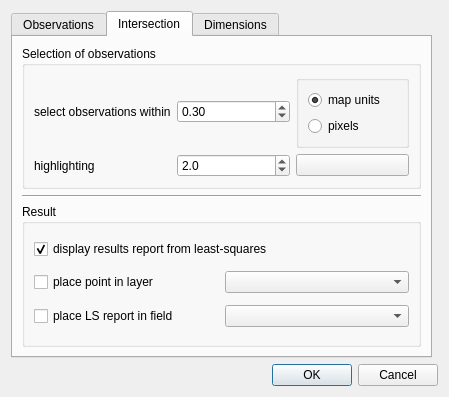
The window that ui_settings.ui (3nids/intersectit) describes before a commit, drawn with Qt 5.
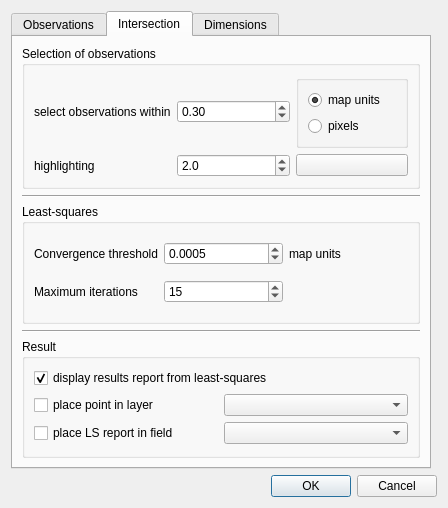
The same window after the commit. The open tabs and pages were chosen to show the change.

Commit message: added residuals calcuation, changed settings name

The edit to the form file:
```diff
--- a/ui_settings.ui
+++ b/ui_settings.ui
@@ -6,8 +6,8 @@
    <rect>
     <x>0</x>
     <y>0</y>
-    <width>449</width>
-    <height>397</height>
+    <width>448</width>
+    <height>508</height>
    </rect>
   </property>
   <property name="windowTitle">
@@ -178,7 +178,7 @@
          </layout>
         </widget>
        </item>
-       <item row="2" column="0">
+       <item row="4" column="0">
         <widget class="QGroupBox" name="resultGroup">
          <property name="title">
           <string>Result</string>
@@ -217,13 +217,73 @@
          </layout>
         </widget>
        </item>
-       <item row="1" column="0">
+       <item row="3" column="0">
         <widget class="Line" name="line_4">
          <property name="orientation">
           <enum>Qt::Horizontal</enum>
          </property>
         </widget>
        </item>
+       <item row="2" column="0">
+        <widget class="QGroupBox" name="groupBox_2">
+         <property name="title">
+          <string>Least-squares</string>
+         </property>
+         <layout class="QGridLayout" name="gridLayout_5">
+          <item row="0" column="0">
+           <widget class="QLabel" name="label_5">
+            <property name="text">
+             <string>Convergence threshold</string>
+            </property>
+           </widget>
+          </item>
+          <item row="0" column="1">
+           <widget class="QDoubleSpinBox" name="threshBox">
+            <property name="decimals">
+             <number>4</number>
+            </property>
+            <property name="maximum">
+             <double>1.000000000000000</double>
+            </property>
+            <property name="singleStep">
+             <double>0.010000000000000</double>
+            </property>
+            <property name="value">
+             <double>0.000500000000000</double>
+            </property>
+           </widget>
+          </item>
+          <item row="1" column="1">
+           <widget class="QSpinBox" name="maxIterBox">
+            <property name="value">
+             <number>15</number>
+            </property>
+           </widget>
+          </item>
+          <item row="0" column="2">
+           <widget class="QLabel" name="label_6">
+            <property name="text">
+             <string>map units</string>
+            </property>
+           </widget>
+          </item>
+          <item row="1" column="0">
+           <widget class="QLabel" name="label_7">
+            <property name="text">
+             <string>Maximum iterations</string>
+            </property>
+           </widget>
+          </item>
+         </layout>
+        </widget>
+       </item>
+       <item row="1" column="0">
+        <widget class="Line" name="line">
+         <property name="orientation">
+          <enum>Qt::Horizontal</enum>
+         </property>
+        </widget>
+       </item>
       </layout>
       <zorder>selectGroup</zorder>
       <zorder>resultGroup</zorder>
```
Left out of the diff: 5 changed lines with no effect on the pictures. The commit also changes 5 other files.
